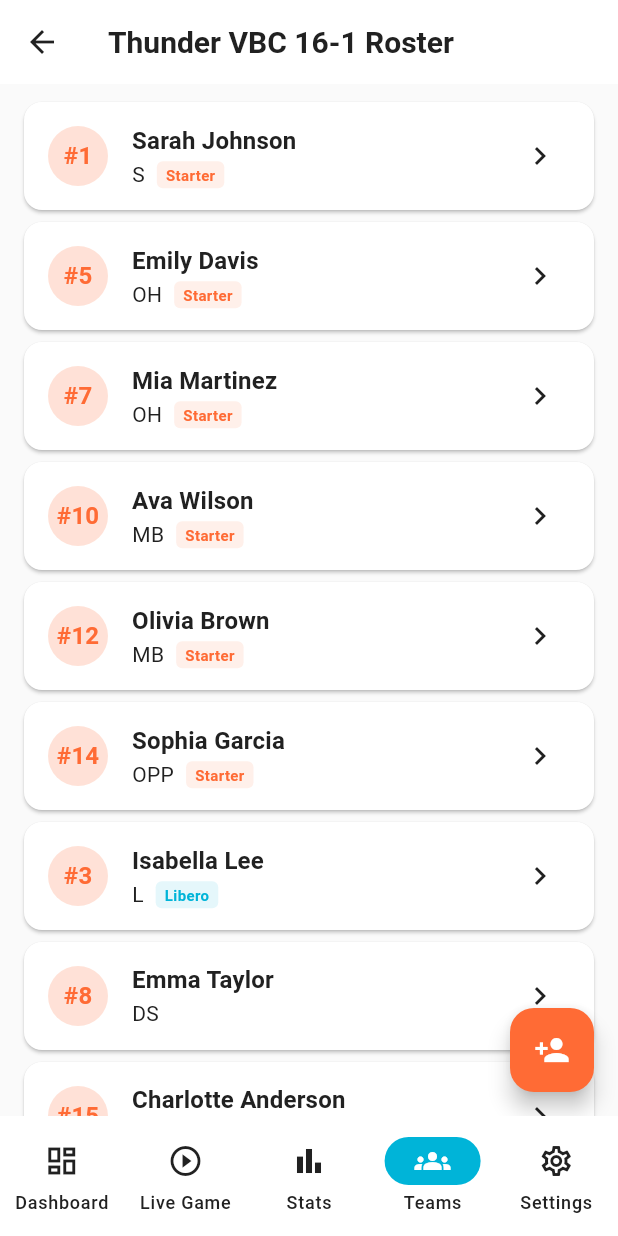
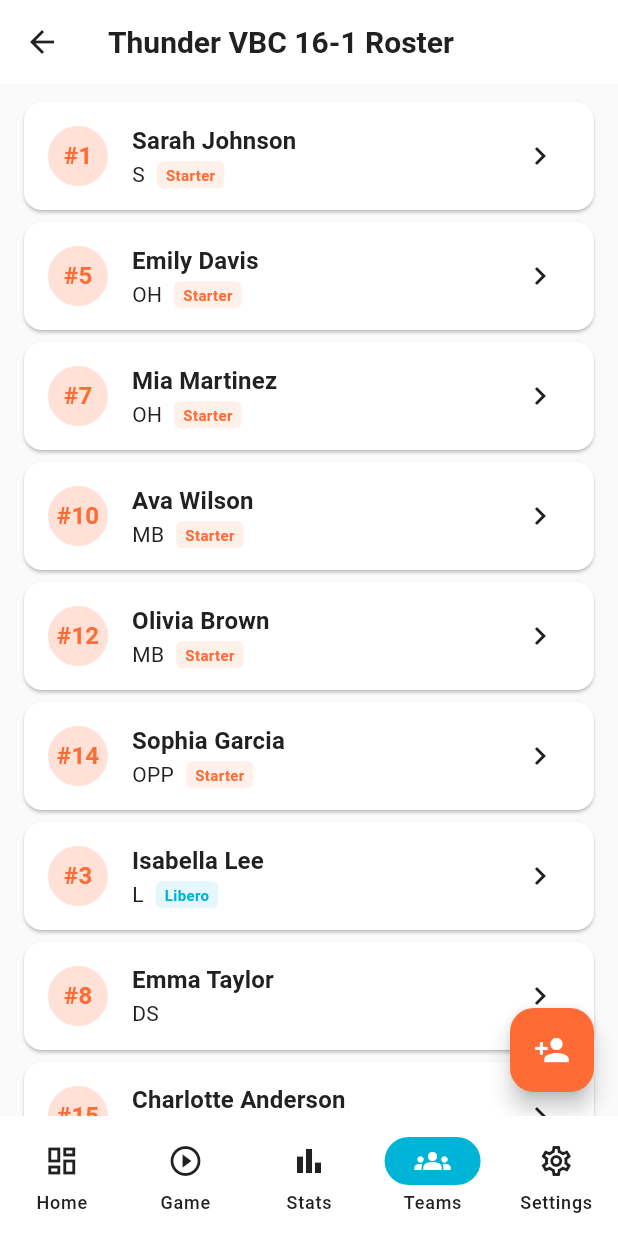
Before and after one commit to alpine-labs/statline, a Flutter app: the screen it shows after launch, after a tap on "Go to Teams", after a tap on "Thunder VBC 16-1", on a phone screen of 412 x 824 dp. Run offline on Flutter 3.47's test engine with Material 3 defaults, Android fonts, the phone set to English and light mode, and no system bars; our stand-ins replace connectivity_plus, csv, drift, fl_chart, flutter_riverpod, go_router and 4 more; accounts and stored records are empty.

Commit message:
fix: resolve vertical text rendering across the app
- StatCard: override Card theme margin to zero (was 16px horizontal,
  eating 32px of the 80px fixed width leaving only 16px for content)
- StatCard: reduce horizontal padding to 8px when width-constrained
- StatCard: add maxLines/overflow to label text
- NavigationBar: shorten labels 'Dashboard'->'Home', 'Live Game'->'Game'
- Dashboard: wrap player names in Flexible with ellipsis overflow
- Dashboard: add softWrap:false to score text

Co-authored-by: Copilot <223556219+Copilot@users.noreply.github.com>

```diff
--- a/lib/presentation/router/app_router.dart
+++ b/lib/presentation/router/app_router.dart
@@ -88,12 +88,12 @@ class ScaffoldWithNavBar extends StatelessWidget {
           NavigationDestination(
             icon: Icon(Icons.dashboard_outlined),
             selectedIcon: Icon(Icons.dashboard),
-            label: 'Dashboard',
+            label: 'Home',
           ),
           NavigationDestination(
             icon: Icon(Icons.play_circle_outline),
             selectedIcon: Icon(Icons.play_circle),
-            label: 'Live Game',
+            label: 'Game',
           ),
           NavigationDestination(
             icon: Icon(Icons.bar_chart_outlined),
--- a/lib/presentation/screens/dashboard/dashboard_screen.dart
+++ b/lib/presentation/screens/dashboard/dashboard_screen.dart
@@ -412,6 +412,7 @@ class DashboardScreen extends ConsumerWidget {
                           Theme.of(context).textTheme.headlineSmall?.copyWith(
                                 fontWeight: FontWeight.bold,
                               ),
+                      softWrap: false,
                     ),
                   ],
                 ),
@@ -637,7 +638,12 @@ class DashboardScreen extends ConsumerWidget {
                 child: Row(
                   mainAxisAlignment: MainAxisAlignment.spaceBetween,
                   children: [
-                    Text(getPlayerName(s.playerId)),
+                    Flexible(
+                      child: Text(
+                        getPlayerName(s.playerId),
+                        overflow: TextOverflow.ellipsis,
+                      ),
+                    ),
                     Row(
                       mainAxisSize: MainAxisSize.min,
                       children: [
@@ -665,7 +671,12 @@ class DashboardScreen extends ConsumerWidget {
                 child: Row(
                   mainAxisAlignment: MainAxisAlignment.spaceBetween,
                   children: [
-                    Text(getPlayerName(s.playerId)),
+                    Flexible(
+                      child: Text(
+                        getPlayerName(s.playerId),
+                        overflow: TextOverflow.ellipsis,
+                      ),
+                    ),
                     Row(
                       mainAxisSize: MainAxisSize.min,
                       children: [
--- a/lib/presentation/widgets/stat_card.dart
+++ b/lib/presentation/widgets/stat_card.dart
@@ -26,8 +26,12 @@ class StatCard extends StatelessWidget {
     return SizedBox(
       width: width,
       child: Card(
+        margin: EdgeInsets.zero,
         child: Padding(
-          padding: const EdgeInsets.symmetric(horizontal: 16, vertical: 12),
+          padding: EdgeInsets.symmetric(
+            horizontal: width != null ? 8 : 16,
+            vertical: 12,
+          ),
           child: Column(
             mainAxisSize: MainAxisSize.min,
             children: [
@@ -65,6 +69,8 @@ class StatCard extends StatelessWidget {
                   color: colorScheme.onSurface.withAlpha(153),
                 ),
                 textAlign: TextAlign.center,
+                maxLines: 1,
+                overflow: TextOverflow.ellipsis,
               ),
             ],
           ),
```
